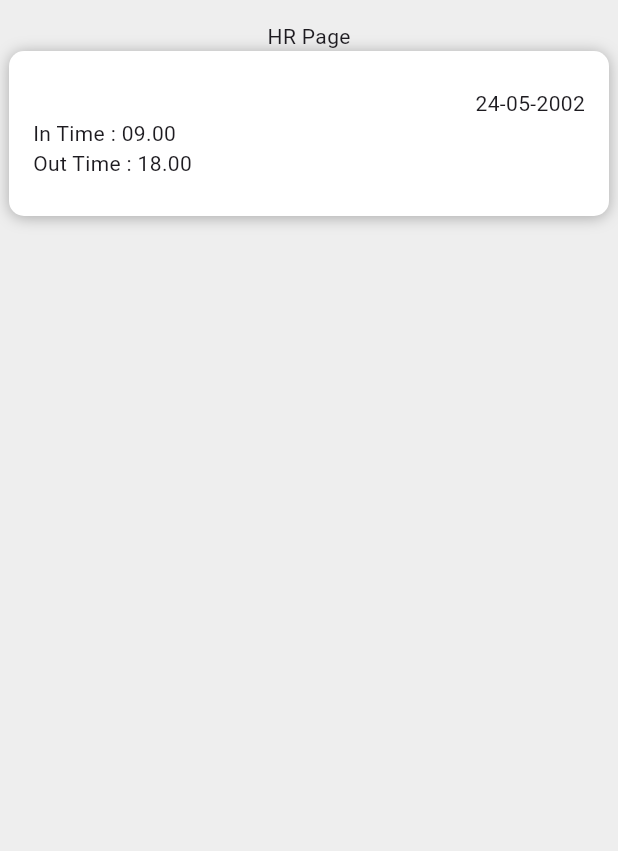
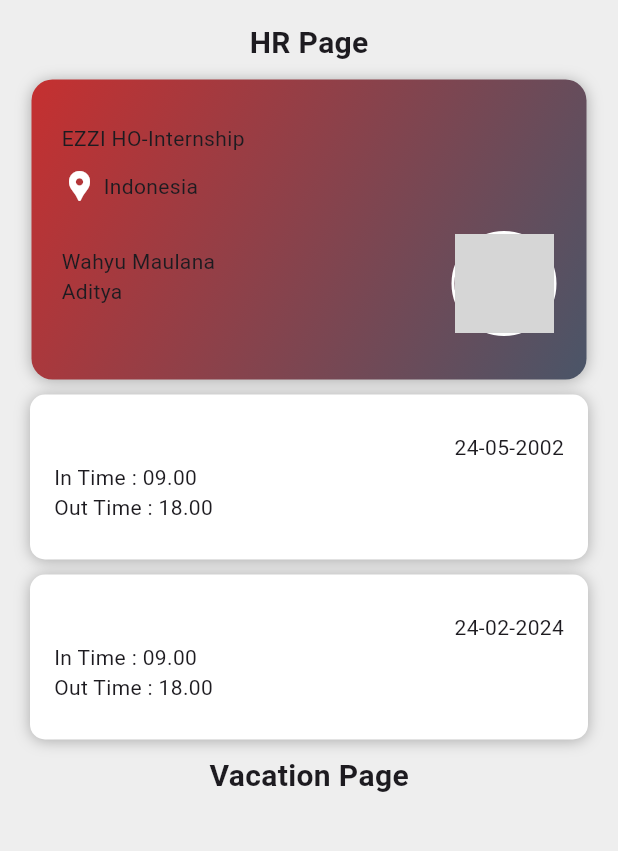
Before and after one commit to whymaull/EZZI-Work-Component, a Flutter app: the screen it shows after launch, on a phone screen of 412 x 824 dp, the part 63-914 px from its top. Run offline on Flutter 3.47's test engine with Material 3 defaults, Android fonts, the phone set to English and light mode, and no system bars; our stand-ins replace get; network calls fail; grey boxes are pictures that could not be loaded.

Commit message:
Finish Create Component for HR Page

```diff
--- a/lib/app/modules/home/views/home_view.dart
+++ b/lib/app/modules/home/views/home_view.dart
@@ -1,3 +1,4 @@
+import 'package:ezziwork_component/components/hr_user_card.dart';
 import 'package:ezziwork_component/components/list_attendance_card.dart';
 import 'package:flutter/material.dart';
 
@@ -17,15 +18,47 @@
         centerTitle: true,
       ),
       body: SafeArea(
+        child: SingleChildScrollView(
           child: Column(
             children: [
-            const Text("HR Page"),
-            AttendanceEmployeeList(
+              const Text(
+                "HR Page",
+                style: TextStyle(fontSize: 20, fontWeight: FontWeight.bold),
+              ),
+              const SizedBox(height: 10),
+              Padding(
+                padding: const EdgeInsetsDirectional.fromSTEB(21, 0, 21, 0),
+                child: UserCardHR(
+                  employeeStatus: "EZZI HO-Internship",
+                  locationStatus: "Indonesia",
+                  employeeFullName: "Wahyu Maulana Aditya",
+                ),
+              ),
+              const SizedBox(height: 10),
+              Padding(
+                padding: const EdgeInsetsDirectional.fromSTEB(14, 0, 14, 0),
+                child: AttendanceEmployeeList(
                   attendanceDate: "24-05-2002",
                   checkInTime: "09.00",
                   checkOutTime: "18.00",
                 ),
+              ),
+              const SizedBox(height: 10),
+              Padding(
+                padding: const EdgeInsetsDirectional.fromSTEB(14, 0, 14, 0),
+                child: AttendanceEmployeeList(
+                  attendanceDate: "24-02-2024",
+                  checkInTime: "09.00",
+                  checkOutTime: "18.00",
+                ),
+              ),
+              const SizedBox(height: 10),
+              const Text(
+                "Vacation Page",
+                style: TextStyle(fontSize: 20, fontWeight: FontWeight.bold),
+              ),
             ],
+          ),
         ),
       ),
     );
--- /dev/null
+++ b/lib/components/hr_user_card.dart
@@ -0,0 +1,123 @@
+// ignore_for_file: must_be_immutable
+
+import 'package:flutter/material.dart';
+
+class UserCardHR extends StatelessWidget {
+  final String employeeStatus;
+  final String locationStatus;
+  final String employeeFullName;
+  TextStyle? employeeStatusTextStyle;
+  TextStyle? locationStatusTextStyle;
+  TextStyle? employeeFullNameTextStyle;
+
+  UserCardHR({
+    super.key,
+    required this.employeeStatus,
+    required this.locationStatus,
+    required this.employeeFullName,
+    this.employeeStatusTextStyle,
+    this.locationStatusTextStyle,
+    this.employeeFullNameTextStyle,
+  });
+
+  @override
+  Widget build(BuildContext context) {
+    return Container(
+      width: double.infinity,
+      height: 200,
+      decoration: BoxDecoration(
+        boxShadow: const [
+          BoxShadow(
+            blurRadius: 8,
+            color: Color(0x48000000),
+            offset: Offset(0, 1),
+          )
+        ],
+        gradient: const LinearGradient(
+          colors: [Color(0xFF4A5568), Color(0xFFC53030)],
+          stops: [0, 1],
+          begin: AlignmentDirectional(1, 1),
+          end: AlignmentDirectional(-1, -1),
+        ),
+        borderRadius: BorderRadius.circular(14),
+      ),
+      child: Padding(
+        padding: const EdgeInsetsDirectional.fromSTEB(20, 0, 20, 0),
+        child: Column(
+          mainAxisSize: MainAxisSize.max,
+          mainAxisAlignment: MainAxisAlignment.center,
+          children: [
+            Column(
+              mainAxisSize: MainAxisSize.max,
+              crossAxisAlignment: CrossAxisAlignment.start,
+              children: [
+                Container(
+                  width: double.infinity,
+                  decoration: const BoxDecoration(),
+                  child: Text(
+                    employeeStatus,
+                    style: employeeStatusTextStyle,
+                  ),
+                ),
+                const SizedBox(height: 10),
+                Row(
+                  mainAxisSize: MainAxisSize.max,
+                  children: [
+                    const Icon(
+                      Icons.location_pin,
+                      color: Colors.white,
+                      size: 24,
+                    ),
+                    const SizedBox(width: 4),
+                    Text(
+                      locationStatus,
+                      style: locationStatusTextStyle,
+                    )
+                  ],
+                ),
+              ],
+            ),
+            const SizedBox(height: 18),
+            Row(
+              mainAxisSize: MainAxisSize.max,
+              mainAxisAlignment: MainAxisAlignment.spaceBetween,
+              children: [
+                Flexible(
+                  child: Container(
+                    width: 140,
+                    height: 50,
+                    decoration: const BoxDecoration(),
+                    child: Text(
+                      employeeFullName,
+                      style: employeeFullNameTextStyle,
+                    ),
+                  ),
+                ),
+                Container(
+                  width: 70,
+                  height: 70,
+                  decoration: BoxDecoration(
+                    shape: BoxShape.circle,
+                    border: Border.all(
+                      color: Colors.white,
+                      width: 2,
+                    ),
+                  ),
+                  child: ClipRRect(
+                    borderRadius: BorderRadius.circular(70),
+                    child: Image.network(
+                      '',
+                      width: 70,
+                      height: 70,
+                      fit: BoxFit.cover,
+                    ),
+                  ),
+                ),
+              ],
+            )
+          ],
+        ),
+      ),
+    );
+  }
+}
--- a/lib/components/list_attendance_card.dart
+++ b/lib/components/list_attendance_card.dart
@@ -1,17 +1,21 @@
+// ignore_for_file: must_be_immutable
+
 import 'package:flutter/material.dart';
 
 class AttendanceEmployeeList extends StatelessWidget {
   final String attendanceDate;
   final String checkInTime;
   final String checkOutTime;
-  TextStyle? styleCardText;
+  TextStyle? styleAttendanceCardText;
+  TextStyle? styleTimeAttendanceCard;
 
   AttendanceEmployeeList({
     super.key,
     required this.attendanceDate,
     required this.checkInTime,
     required this.checkOutTime,
-    this.styleCardText,
+    this.styleAttendanceCardText,
+    this.styleTimeAttendanceCard,
   });
 
   @override
@@ -27,10 +31,10 @@
             BoxShadow(
               blurRadius: 8.0,
               color: Color(0x48000000),
-              offset: Offset(0.0, 1.0),
+              offset: Offset(0, 1),
             )
           ],
-          borderRadius: BorderRadius.circular(10.0),
+          borderRadius: BorderRadius.circular(10),
         ),
         child: Padding(
           padding: const EdgeInsetsDirectional.fromSTEB(16, 0, 16, 0),
@@ -45,7 +49,7 @@
                 children: [
                   Text(
                     attendanceDate,
-                    style: styleCardText,
+                    style: styleAttendanceCardText,
                   )
                 ],
               ),
@@ -53,8 +57,14 @@
                 mainAxisSize: MainAxisSize.max,
                 crossAxisAlignment: CrossAxisAlignment.start,
                 children: [
-                  Text("In Time : $checkInTime"),
-                  Text("Out Time : $checkOutTime"),
+                  Text(
+                    "In Time : $checkInTime",
+                    style: styleTimeAttendanceCard,
+                  ),
+                  Text(
+                    "Out Time : $checkOutTime",
+                    style: styleTimeAttendanceCard,
+                  ),
                 ],
               )
             ],
```
Lines whose indentation alone changed are shown as unchanged.
